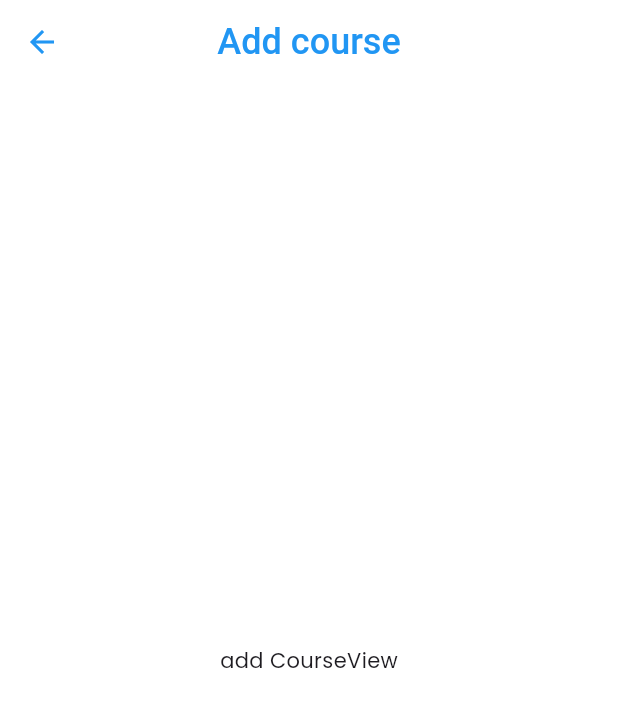
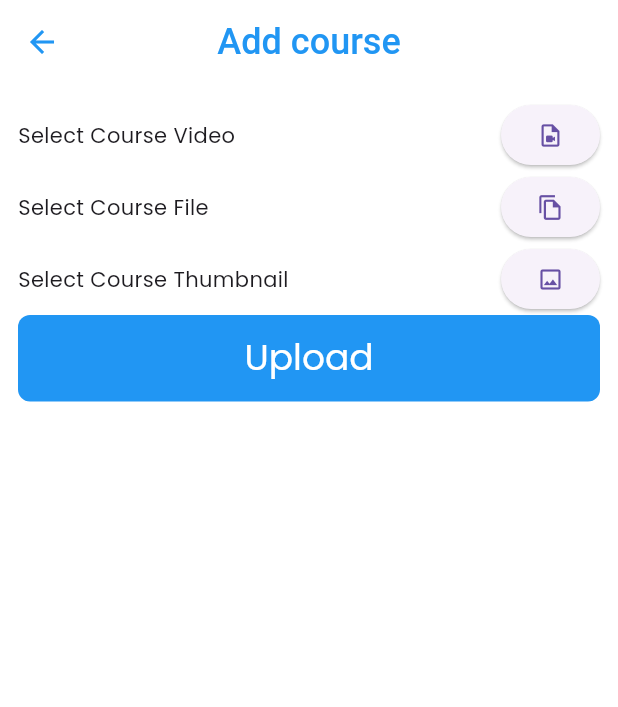
Before and after one commit to ckkashi/course_app, a Flutter app: the AddCourseView screen opened directly, on a phone screen of 412 x 824 dp. Shown: the top 707 px of the screen. Run offline on Flutter 3.47's test engine with Material 3 defaults, Android fonts, the phone set to English and light mode, and no system bars; our stand-ins replace cloud_firestore, file_picker, firebase_auth, firebase_core, firebase_storage, get; accounts and stored records are empty.

Commit message:
uploading multiple files test completed

```diff
--- a/lib/screens/home_screen.dart
+++ b/lib/screens/home_screen.dart
@@ -1,5 +1,6 @@
 // ignore_for_file: non_constant_identifier_names
 
+import 'package:course_app/controllers/course_controller.dart';
 import 'package:course_app/controllers/firebase_controller.dart';
 import 'package:course_app/controllers/home_screen_controller.dart';
 import 'package:course_app/screens/navigations_views/account_nav_view.dart';
@@ -30,6 +31,7 @@ class _HomeScreenState extends State<HomeScreen> {
 
   final home_controller = Get.put(HomeScreenController());
   final firebase_controller = Get.put(FirebaseController());
+  final course_controller = Get.put(CourseController());
 
   @override
   Widget build(BuildContext context) {
--- a/lib/screens/my_courses_views/add_course_view.dart
+++ b/lib/screens/my_courses_views/add_course_view.dart
@@ -1,9 +1,14 @@
+import 'package:course_app/controllers/course_controller.dart';
+import 'package:course_app/screens/widgets/round_button.dart';
 import 'package:course_app/utils/strings.dart';
 import 'package:flutter/material.dart';
+import 'package:get/get.dart';
 
 class AddCourseView extends StatelessWidget {
   static const page_id = '/AddCourseView';
-  const AddCourseView({super.key});
+  AddCourseView({super.key});
+
+  final courseController = Get.find<CourseController>();
 
   @override
   Widget build(BuildContext context) {
@@ -11,8 +16,74 @@ class AddCourseView extends StatelessWidget {
       appBar: AppBar(
         title: const Text(add_course_string),
       ),
-      body: Center(
-        child: Text('add CourseView'),
+      body: SafeArea(
+        child: GetBuilder<CourseController>(builder: (context) {
+          return Padding(
+            padding:
+                const EdgeInsets.symmetric(horizontal: 12.0, vertical: 10.0),
+            child: Column(
+              children: [
+                Row(
+                  mainAxisAlignment: MainAxisAlignment.spaceBetween,
+                  children: [
+                    Expanded(
+                      child: Text(courseController.courseVideo.isEmpty
+                          ? 'Select Course Video'
+                          : '${courseController.courseVideo['fileName']}'),
+                    ),
+                    Flexible(
+                      child: ElevatedButton(
+                          onPressed: () async {
+                            await courseController.filePicker("video");
+                          },
+                          child: Icon(Icons.video_file_outlined)),
+                    ),
+                  ],
+                ),
+                Row(
+                  mainAxisAlignment: MainAxisAlignment.spaceBetween,
+                  children: [
+                    Expanded(
+                      child: Text(courseController.courseFile.isEmpty
+                          ? 'Select Course File'
+                          : '${courseController.courseFile['fileName']}'),
+                    ),
+                    Flexible(
+                      child: ElevatedButton(
+                          onPressed: () async {
+                            await courseController.filePicker("file");
+                          },
+                          child: Icon(Icons.file_copy_outlined)),
+                    ),
+                  ],
+                ),
+                Row(
+                  mainAxisAlignment: MainAxisAlignment.spaceBetween,
+                  children: [
+                    Expanded(
+                      child: Text(courseController.courseThumbnail.isEmpty
+                          ? 'Select Course Thumbnail'
+                          : '${courseController.courseThumbnail['fileName']}'),
+                    ),
+                    Flexible(
+                      child: ElevatedButton(
+                          onPressed: () async {
+                            await courseController.filePicker("thumbnail");
+                          },
+                          child: Icon(Icons.image_outlined)),
+                    ),
+                  ],
+                ),
+                RoundButton(
+                    title: 'Upload',
+                    onPressed: () async {
+                      await courseController.upload();
+                    },
+                    loading: false),
+              ],
+            ),
+          );
+        }),
       ),
     );
   }
--- a/lib/utils/routes.dart
+++ b/lib/utils/routes.dart
@@ -15,7 +15,7 @@ class Routes {
       case MyCourseView.page_id:
         return MaterialPageRoute(builder: (_) => const MyCourseView());
       case AddCourseView.page_id:
-        return MaterialPageRoute(builder: (_) => const AddCourseView());
+        return MaterialPageRoute(builder: (_) => AddCourseView());
 
       default:
         return MaterialPageRoute(
```
Also changed, not shown: lib/controllers/course_controller.dart (+133 -0 lines).
